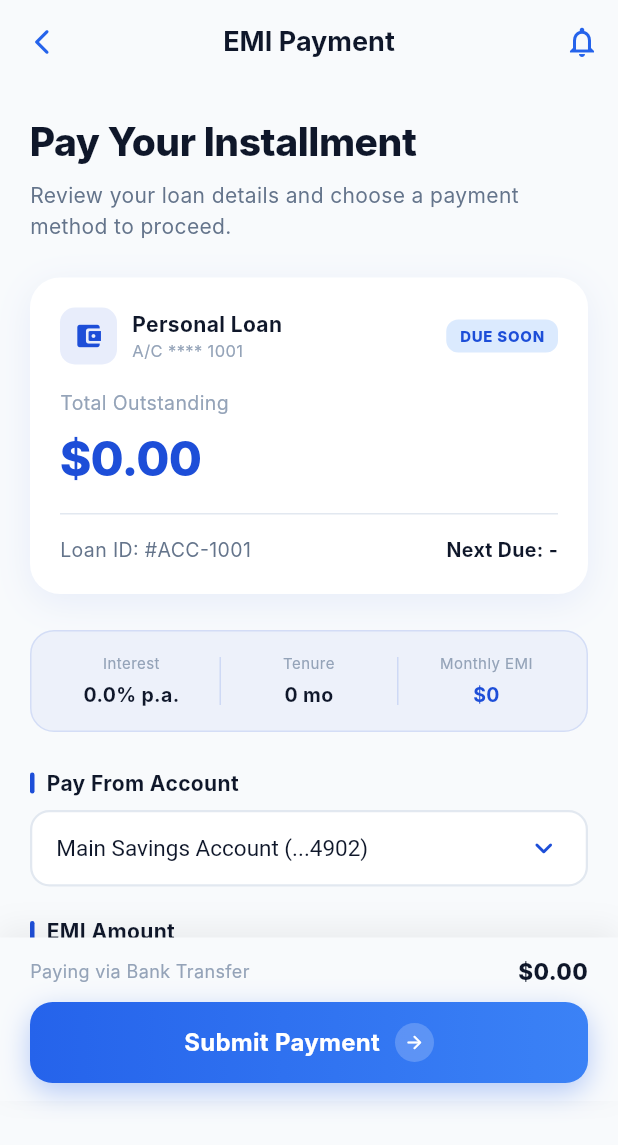
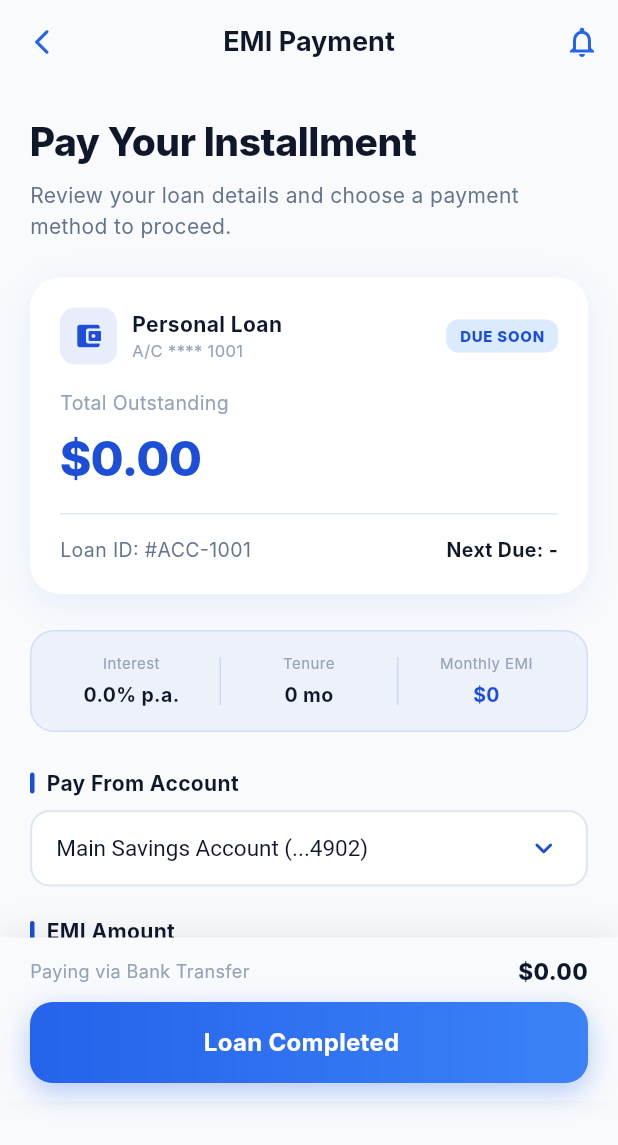
Before and after one commit to Yzieeeeeeee/inav-frontend, a Flutter app: the EmiPaymentScreen screen opened by its route, on a phone screen of 412 x 824 dp. Shown: the top 1145 px of the screen. Run offline on Flutter 3.47's test engine with Material 3 defaults, Android fonts, the phone set to English and light mode, and no system bars; our stand-ins replace go_router, shared_preferences; accounts and stored records are empty; Roboto replaces fonts that are missing (Inter).

Commit message:
feat(emi): implement partial payments logic to store as pending, build dynamic fractional schedule UI, and recolor payment history

```diff
--- a/lib/routes/app_router.dart
+++ b/lib/routes/app_router.dart
@@ -8,6 +8,7 @@ import 'package:edupro_e_learning_app_community_3968448878/views/onboarding_page
 import 'package:edupro_e_learning_app_community_3968448878/views/payment_history_page.dart';
 import 'package:edupro_e_learning_app_community_3968448878/views/payment_success_page.dart';
 import 'package:edupro_e_learning_app_community_3968448878/views/profile_page.dart';
+import 'package:edupro_e_learning_app_community_3968448878/views/emi_schedule_page.dart';
 
 import '../authentication/login.dart';
 import '../views/bottom_navigation.dart';
@@ -45,6 +46,14 @@ final GoRouter appRouter = GoRouter(
       builder: (context, state) {
         final loan = state.extra is LoanModel ? state.extra as LoanModel : null;
         return EmiPaymentScreen(loan: loan);
+      },
+    ),
+    GoRoute(
+      path: "/emi-schedule",
+      builder: (context, state) {
+        final loan = state.extra is LoanModel ? state.extra as LoanModel : null;
+        // fallback to empty or non-nullable if structured that way.
+        return EmiSchedulePage(loan: loan!);
       },
     ),
     GoRoute(
--- a/lib/views/emi_pay_submit_section.dart
+++ b/lib/views/emi_pay_submit_section.dart
@@ -60,9 +60,13 @@ class _EmiPaymentScreenState extends State<EmiPaymentScreen> {
   void initState() {
     super.initState();
     _selectedAccount = _accounts.first;
-    // Pre-fill the amount from the loan's real EMI value
+    // Limit payment to the lesser of EMI due or Total Remaining
+    double paymentDue = _loan.emiAmount;
+    if (_loan.remainingAmount < paymentDue) {
+      paymentDue = _loan.remainingAmount;
+    }
     _amountCtrl = TextEditingController(
-      text: _loan.emiAmount > 0 ? _loan.emiAmount.toStringAsFixed(2) : '0.00',
+      text: paymentDue > 0 ? paymentDue.toStringAsFixed(2) : '0.00',
     );
   }
 
@@ -74,10 +78,35 @@ class _EmiPaymentScreenState extends State<EmiPaymentScreen> {
 
   Future<void> _submit() async {
     if (_isSubmitting) return;
+
+    final amount = double.tryParse(_amountCtrl.text) ?? 0.0;
+    double maxPayable = _loan.emiAmount;
+    if (_loan.remainingAmount < maxPayable) {
+      maxPayable = _loan.remainingAmount;
+    }
+
+    if (amount <= 0) {
+      ScaffoldMessenger.of(context).showSnackBar(
+        const SnackBar(
+            content: Text('Please enter a valid amount > 0.'),
+            backgroundColor: Colors.red),
+      );
+      return;
+    }
+    if (amount > maxPayable) {
+      ScaffoldMessenger.of(context).showSnackBar(
+        SnackBar(
+            content:
+                Text('Amount cannot exceed \$${maxPayable.toStringAsFixed(2)}'),
+            backgroundColor: Colors.red),
+      );
+      // Auto-correct the input
+      _amountCtrl.text = maxPayable.toStringAsFixed(2);
+      return;
+    }
+
     setState(() => _isSubmitting = true);
     try {
-      final amount = double.tryParse(_amountCtrl.text) ?? 0.0;
-
       // 1. Immediately create a PENDING record on the backend
       final paymentData =
           await ApiService.makePayment(_loan.id, amount, status: 'PENDING');
@@ -87,8 +116,11 @@ class _EmiPaymentScreenState extends State<EmiPaymentScreen> {
       // 2. Simulate processing time for realistic UI feedback
       await Future.delayed(const Duration(seconds: 2));
 
-      // 3. Update status to SUCCESS since we haven't been interrupted
+      // 3. If it's a full payment against the max limit, mark it SUCCESS.
+      // Otherwise, the backend will retain the PENDING state for a partial payment.
+      if (amount == maxPayable) {
         await ApiService.updatePaymentStatus(paymentId, 'SUCCESS');
+      }
 
       if (mounted) {
         context.go('/payment-success', extra: {
@@ -294,7 +326,9 @@ class _EmiPaymentScreenState extends State<EmiPaymentScreen> {
                   ),
                 ),
                 GestureDetector(
-                  onTap: _isSubmitting ? null : _submit,
+                  onTap: (_isSubmitting || loan.remainingAmount <= 0)
+                      ? null
+                      : _submit,
                   child: AnimatedContainer(
                     duration: const Duration(milliseconds: 300),
                     height: 54,
@@ -331,15 +365,18 @@ class _EmiPaymentScreenState extends State<EmiPaymentScreen> {
                           : Row(
                               mainAxisAlignment: MainAxisAlignment.center,
                               children: [
-                                const Text(
-                                  'Submit Payment',
-                                  style: TextStyle(
+                                Text(
+                                  loan.remainingAmount <= 0
+                                      ? 'Loan Completed'
+                                      : 'Submit Payment',
+                                  style: const TextStyle(
                                       fontSize: 16,
                                       fontWeight: FontWeight.bold,
                                       color: Colors.white,
                                       letterSpacing: 0.2),
                                 ),
                                 const SizedBox(width: 10),
+                                if (loan.remainingAmount > 0)
                                   Container(
                                     width: 26,
                                     height: 26,
@@ -347,8 +384,10 @@ class _EmiPaymentScreenState extends State<EmiPaymentScreen> {
                                       color: Colors.white.withOpacity(0.2),
                                       shape: BoxShape.circle,
                                     ),
-                                  child: const Icon(Icons.arrow_forward_rounded,
-                                      color: Colors.white, size: 14),
+                                    child: const Icon(
+                                        Icons.arrow_forward_rounded,
+                                        color: Colors.white,
+                                        size: 14),
                                   ),
                               ],
                             ),
--- a/lib/views/homepage.dart
+++ b/lib/views/homepage.dart
@@ -677,7 +677,7 @@ class _RecentPaymentRow extends StatelessWidget {
               style: INavText.title(color: AdaptiveColors.of(context).text)),
           const SizedBox(height: 2),
           Text(
-            DateFormat('MMM dd, yyyy')
+            DateFormat('MMM dd, yyyy · hh:mm a')
                 .format(DateTime.parse(payment.paymentDate).toLocal()),
             style: INavText.caption(color: AdaptiveColors.of(context).muted),
           ),
--- a/lib/views/loan_screen.dart
+++ b/lib/views/loan_screen.dart
@@ -397,7 +397,7 @@ class _LoanDetailsScreenState extends State<LoanDetailsScreen> {
                   fontWeight: FontWeight.bold,
                   color: AdaptiveColors.of(context).text)),
           TextButton(
-            onPressed: () {},
+            onPressed: () => context.push('/emi-schedule', extra: loan),
             child: const Text('View All',
                 style: TextStyle(
                     color: INavColors.accent, fontWeight: FontWeight.w600)),
--- a/lib/views/profile_page.dart
+++ b/lib/views/profile_page.dart
@@ -704,6 +704,11 @@ class _ProfileScreenState extends State<ProfileScreen>
                         trailing: Switch.adaptive(
                           value: provider.isDark,
                           activeColor: INavColors.accent,
+                          activeTrackColor: INavColors.accent.withOpacity(0.4),
+                          inactiveTrackColor:
+                              isDark ? Colors.white24 : Colors.black12,
+                          inactiveThumbColor:
+                              isDark ? Colors.white70 : Colors.white,
                           onChanged: (_) => provider.toggle(),
                         ),
                       ),
```
Also changed, not shown: lib/screens/payment_history_screen.dart (+8 -3 lines), lib/views/emi_schedule_page.dart (added, +160 -0 lines), 1 other file. Lines whose indentation alone changed are shown as unchanged.
